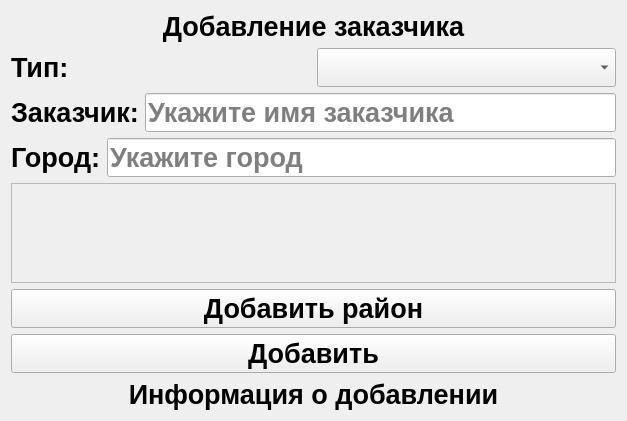
First picture: the form in ui/add_order/add_order.ui, repository c0ral0vii/buhgalter_app, before the edit.
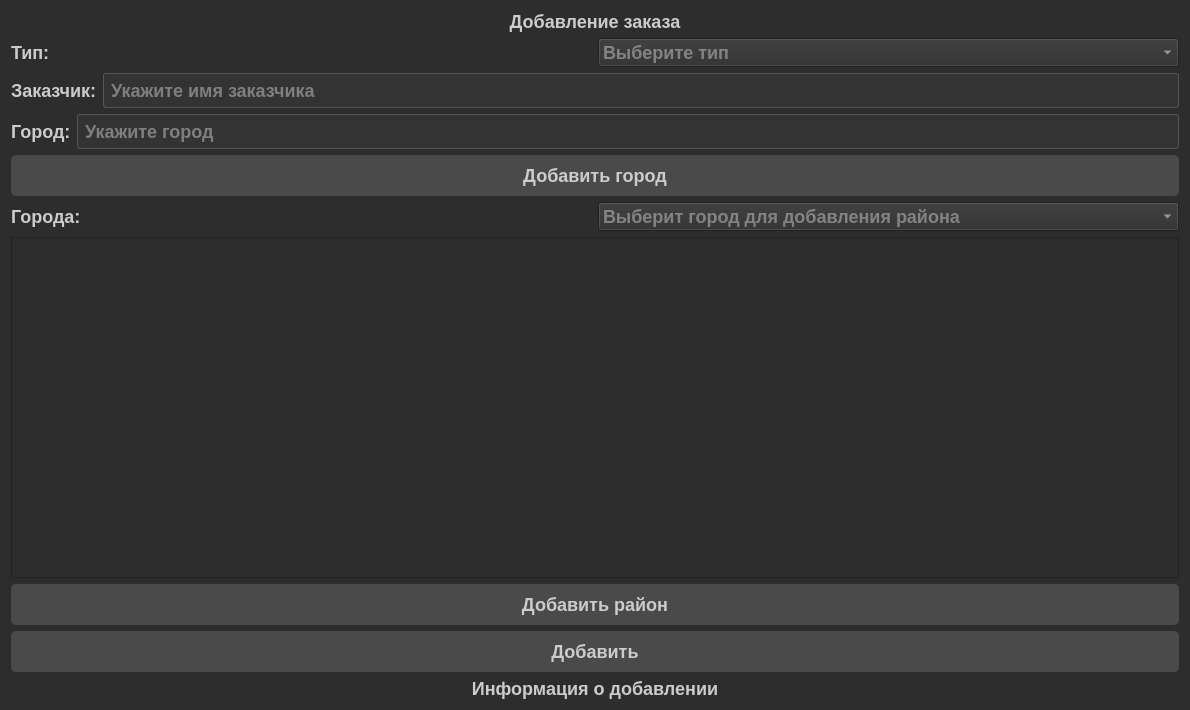
Second picture: the form after the edit.

```diff
--- a/ui/add_order/add_order.ui
+++ b/ui/add_order/add_order.ui
@@ -6,24 +6,131 @@
    <rect>
     <x>0</x>
     <y>0</y>
-    <width>627</width>
-    <height>421</height>
+    <width>1190</width>
+    <height>710</height>
    </rect>
   </property>
   <property name="font">
    <font>
-    <pointsize>20</pointsize>
+    <family>Arial</family>
+    <pointsize>-1</pointsize>
     <bold>true</bold>
    </font>
   </property>
   <property name="windowTitle">
    <string>Добавление заказа</string>
   </property>
+  <property name="styleSheet">
+   <string notr="true">/* Общие стили */
+QWidget {
+    background-color: #2d2d2d;
+    color: #cccccc;
+    font-family: Arial, sans-serif;
+    font-size: 18px;
+    font-weight: bold;
+}
+
+/* Заголовки */
+QLabel#headerLabel {
+    font-size: 32px;
+    font-weight: bold;
+    color: #66ccff;
+}
+
+/* Кнопки */
+QPushButton {
+    background-color: #4a4a4a;
+    color: #cccccc;
+    border: none;
+    padding: 10px 20px;
+    font-size: 18px;
+    font-weight: bold;
+    border-radius: 5px;
+}
+
+QPushButton:hover {
+    background-color: #666666;
+}
+
+QPushButton:pressed {
+    background-color: #333333;
+}
+
+/* Поля ввода */
+QLineEdit, QTextEdit, QSpinBox, QDoubleSpinBox, QDateEdit {
+    background-color: #333333;
+    border: 1px solid #555555;
+    padding: 5px;
+    border-radius: 3px;
+    color: #cccccc;
+    font-size: 18px;
+    font-weight: bold;
+}
+
+QLineEdit:focus, QTextEdit:focus, QSpinBox:focus, QDoubleSpinBox:focus, QDateEdit:focus {
+    border-color: #66ccff;
+    outline: none;
+}
+
+/* Таблицы */
+QTableView {
+    background-color: #333333;
+    border: 1px solid #555555;
+    gridline-color: #555555;
+    color: #cccccc;
+    font-size: 18px;
+    font-weight: bold;
+}
+
+QTableView::item {
+    padding: 5px;
+}
+
+QTableView::item:selected {
+    background-color: #66ccff;
+    color: #2d2d2d;
+}
+
+/* Меню */
+QMenuBar {
+    background-color: #2d2d2d;
+    color: #cccccc;
+    border-bottom: 1px solid #555555;
+    font-size: 18px;
+    font-weight: bold;
+}
+
+QMenuBar::item {
+    padding: 5px 10px;
+}
+
+QMenuBar::item:selected {
+    background-color: #66ccff;
+    color: #2d2d2d;
+}
+
+QMenu {
+    background-color: #333333;
+    border: 1px solid #555555;
+    color: #cccccc;
+    font-size: 18px;
+    font-weight: bold;
+}
+
+QMenu::item {
+    padding: 5px 20px;
+}
+
+QMenu::item:selected {
+    background-color: #66ccff;
+    color: #2d2d2d
+}</string>
+  </property>
   <layout class="QVBoxLayout" name="verticalLayout">
    <item>
     <widget class="QLabel" name="label">
      <property name="text">
-      <string>Добавление заказчика</string>
+      <string>Добавление заказа</string>
      </property>
      <property name="alignment">
       <set>Qt::AlignCenter</set>
@@ -100,6 +207,31 @@
      </item>
     </layout>
    </item>
+   <item>
+    <widget class="QPushButton" name="add_city_pushButton">
+     <property name="text">
+      <string>Добавить город</string>
+     </property>
+    </widget>
+   </item>
+   <item>
+    <layout class="QHBoxLayout" name="horizontalLayout_5">
+     <item>
+      <widget class="QLabel" name="label_5">
+       <property name="text">
+        <string>Города:</string>
+       </property>
+      </widget>
+     </item>
+     <item>
+      <widget class="QComboBox" name="city">
+       <property name="placeholderText">
+        <string>Выберит город для добавления района</string>
+       </property>
+      </widget>
+     </item>
+    </layout>
+   </item>
    <item>
     <widget class="QScrollArea" name="scrollArea">
      <property name="verticalScrollBarPolicy">
@@ -119,8 +251,8 @@
        <rect>
         <x>0</x>
         <y>0</y>
-        <width>607</width>
-        <height>98</height>
+        <width>1170</width>
+        <height>337</height>
        </rect>
       </property>
       <layout class="QHBoxLayout" name="horizontalLayout_4">
```
Left out of the diff: 10 changed lines with no effect on the pictures.
